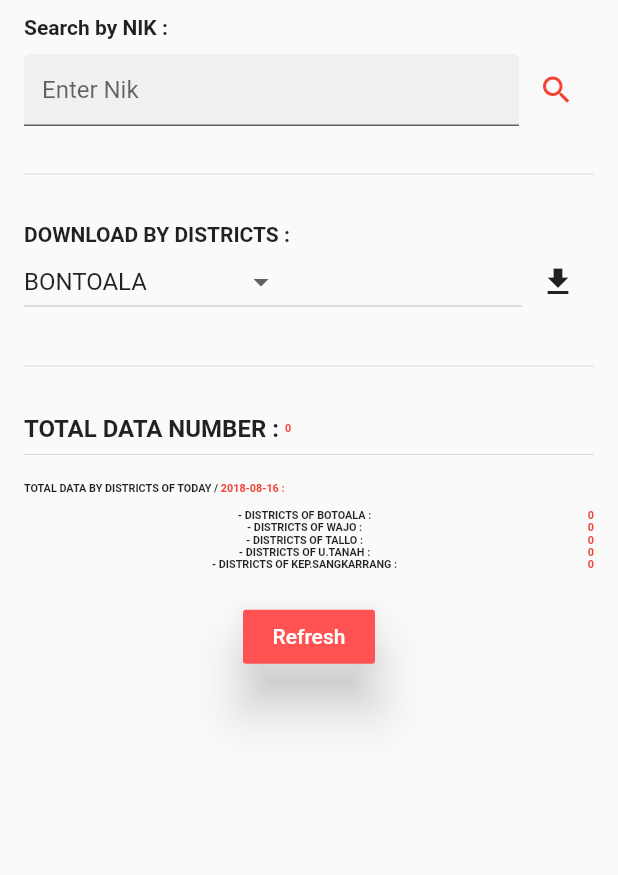
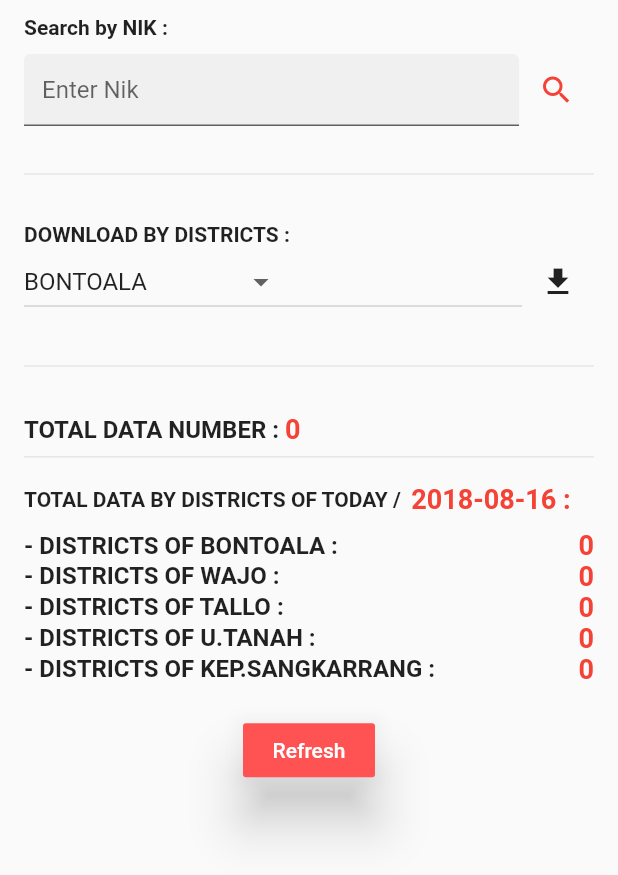
Before and after one commit to Gapupsa/dptmobile, a Flutter app: the ReportPage widget shown alone on an empty page, opened directly, on a phone screen of 412 x 824 dp. Shown: the top 875 px of the screen. Run offline on Flutter 3.47's test engine with Material 2 defaults, Android fonts, the phone set to English and light mode, and no system bars; our stand-ins replace carousel_pro, date_format, sqflite; missing offline and left inert: simple_permissions; accounts and stored records are empty; Roboto replaces fonts that are missing (Raleway).

```diff
--- a/lib/screens/home/pages/input_page.dart
+++ b/lib/screens/home/pages/input_page.dart
@@ -212,6 +212,9 @@ class InputPageState extends State<InputPage> implements InputScreenContract {
                 new EnsureVisibleWhenFocused(
                   focusNode: _focusNodeNik,
                   child: new TextFormField(
+                    keyboardType: TextInputType.number,
+                    maxLength: 16,
+                    maxLengthEnforced: true,
                     decoration: const InputDecoration(
                       filled: true,
                       icon: const Icon(Icons.credit_card),
@@ -222,7 +225,13 @@ class InputPageState extends State<InputPage> implements InputScreenContract {
                       _nik = value;
                     },
                     validator: (val) {
-                      return val == "" ? "NIK IS REQUIRED'" : null;
+                      if(val.length < 16 || val.length > 16){
+                        return "NIK IS 16 DIGITS";
+                      }else if(val == ""){
+                        return "NIK IS REQUIRED";
+                      }else{
+                        return null;
+                      }
                     },
                     controller: ctrl1,
                     focusNode: _focusNodeNik,
@@ -305,6 +314,7 @@ class InputPageState extends State<InputPage> implements InputScreenContract {
                 new EnsureVisibleWhenFocused(
                   focusNode: _focusNodeNohp,
                   child: new TextFormField(
+                      keyboardType: TextInputType.number,
                       decoration: const InputDecoration(
                         filled: true,
                         icon: const Icon(Icons.phone_android),
--- a/lib/screens/home/pages/report_page.dart
+++ b/lib/screens/home/pages/report_page.dart
@@ -186,7 +186,11 @@ class _ReportPageState extends State<ReportPage>
               const SizedBox(height: 10.0),
               new Row(
                 children: <Widget>[
-                  text("TOTAL DATA BY DISTRICTS OF TODAY / ",isBool: true),
+                  new Text(
+                    "TOTAL DATA BY DISTRICTS OF TODAY /  ",
+                    style: new TextStyle(
+                        fontSize: 14.0, fontWeight: FontWeight.bold),
+                  ),
                   text(
                       formatDate(DateTime.now(), [yyyy, '-', mm, '-', dd]) +
                           " :",
@@ -198,7 +202,11 @@ class _ReportPageState extends State<ReportPage>
               new Row(
                 children: <Widget>[
                   Expanded(
-                      child: text("- DISTRICTS OF BOTOALA : ",isBool: true),),
+                      child: new Text(
+                    "- DISTRICTS OF BONTOALA : ",
+                    style: new TextStyle(
+                        fontSize: 16.0, fontWeight: FontWeight.bold),
+                  )),
                   _isLoadingTotalData
                       ? CircularProgressIndicator()
                       : text(_bontoala == null ? "0" : _bontoala,
@@ -208,7 +216,11 @@ class _ReportPageState extends State<ReportPage>
               new Row(
                 children: <Widget>[
                   Expanded(
-                      child:text("- DISTRICTS OF WAJO : ",isBool: true),),
+                      child: new Text(
+                    "- DISTRICTS OF WAJO : ",
+                    style: new TextStyle(
+                        fontSize: 16.0, fontWeight: FontWeight.bold),
+                  )),
                   _isLoadingTotalData
                       ? CircularProgressIndicator()
                       : text(_wajo == null ? "0" : _wajo,
@@ -218,7 +230,11 @@ class _ReportPageState extends State<ReportPage>
               new Row(
                 children: <Widget>[
                   Expanded(
-                      child: text("- DISTRICTS OF TALLO : ",isBool: true),),
+                      child: new Text(
+                    "- DISTRICTS OF TALLO : ",
+                    style: new TextStyle(
+                        fontSize: 16.0, fontWeight: FontWeight.bold),
+                  )),
                   _isLoadingTotalData
                       ? CircularProgressIndicator()
                       : text(_tallo == null ? "0" : _tallo,
@@ -228,7 +244,11 @@ class _ReportPageState extends State<ReportPage>
               new Row(
                 children: <Widget>[
                   Expanded(
-                      child: text("- DISTRICTS OF U.TANAH : ",isBool: true),),
+                      child: new Text(
+                    "- DISTRICTS OF U.TANAH : ",
+                    style: new TextStyle(
+                        fontSize: 16.0, fontWeight: FontWeight.bold),
+                  )),
                   _isLoadingTotalData
                       ? CircularProgressIndicator()
                       : text(_utanah == null ? "0" : _utanah,
@@ -238,8 +258,11 @@ class _ReportPageState extends State<ReportPage>
               new Row(
                 children: <Widget>[
                   Expanded(
-                      child: text("- DISTRICTS OF KEP.SANGKARRANG : ",isBool: true),
-                  ),
+                      child: new Text(
+                    "- DISTRICTS OF KEP.SANGKARRANG : ",
+                    style: new TextStyle(
+                        fontSize: 16.0, fontWeight: FontWeight.bold),
+                  )),
                   _isLoadingTotalData
                       ? CircularProgressIndicator()
                       : text(_kepsang == null ? "0" : _kepsang,
@@ -440,7 +463,7 @@ class _ReportPageState extends State<ReportPage>
       Padding(
         padding: padding,
         child: SizedBox(
-          height: height * 0.010,
+          height: height * 0.025,
           child: FittedBox(
             child: Text(
               data,
```
